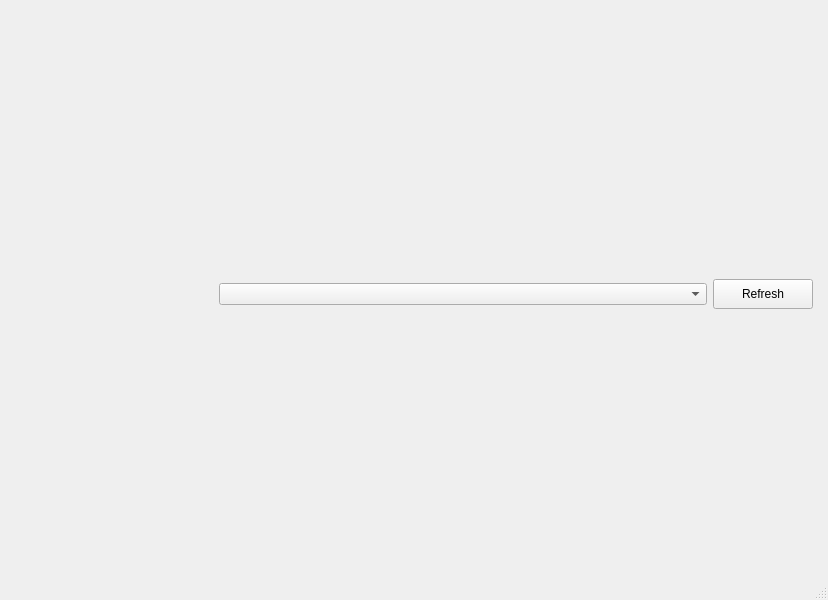
bitcoin-core/HWI, file hwilib/ui/mainwindow.ui: the form before one commit.
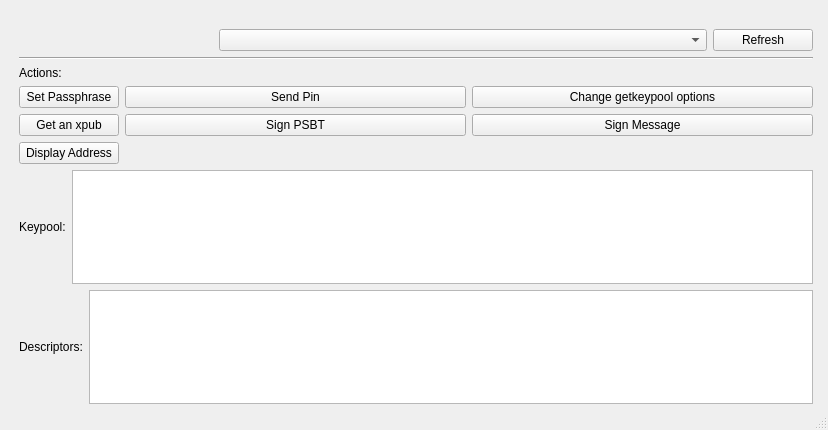
The form after the commit.

Commit message:
Add action buttons and keypool and descriptor display boxes
Just adds the buttons to the UI, they don't do anything.

What changed in the file:
```diff
--- a/hwilib/ui/mainwindow.ui
+++ b/hwilib/ui/mainwindow.ui
@@ -7,7 +7,7 @@
     <x>0</x>
     <y>0</y>
     <width>828</width>
-    <height>600</height>
+    <height>430</height>
    </rect>
   </property>
   <property name="windowTitle">
@@ -20,7 +20,7 @@
       <x>19</x>
       <y>29</y>
       <width>794</width>
-      <height>531</height>
+      <height>375</height>
      </rect>
     </property>
     <layout class="QVBoxLayout" name="verticalLayout">
@@ -79,6 +79,124 @@
        </item>
       </layout>
      </item>
+     <item>
+      <widget class="Line" name="line">
+       <property name="orientation">
+        <enum>Qt::Horizontal</enum>
+       </property>
+      </widget>
+     </item>
+     <item>
+      <layout class="QGridLayout" name="gridLayout">
+       <item row="1" column="1">
+        <widget class="QPushButton" name="sendpin_button">
+         <property name="text">
+          <string>Send Pin</string>
+         </property>
+        </widget>
+       </item>
+       <item row="1" column="0">
+        <widget class="QPushButton" name="setpass_button">
+         <property name="text">
+          <string>Set Passphrase</string>
+         </property>
+        </widget>
+       </item>
+       <item row="2" column="1">
+        <widget class="QPushButton" name="signtx_button">
+         <property name="text">
+          <string>Sign PSBT</string>
+         </property>
+        </widget>
+       </item>
+       <item row="2" column="0">
+        <widget class="QPushButton" name="getxpub_button">
+         <property name="text">
+          <string>Get an xpub</string>
+         </property>
+        </widget>
+       </item>
+       <item row="2" column="2">
+        <widget class="QPushButton" name="signmsg_button">
+         <property name="text">
+          <string>Sign Message</string>
+         </property>
+        </widget>
+       </item>
+       <item row="0" column="0">
+        <widget class="QLabel" name="actions_label">
+         <property name="sizePolicy">
+          <sizepolicy hsizetype="Preferred" vsizetype="Maximum">
+           <horstretch>0</horstretch>
+           <verstretch>0</verstretch>
+          </sizepolicy>
+         </property>
+         <property name="maximumSize">
+          <size>
+           <width>100</width>
+           <height>20</height>
+          </size>
+         </property>
+         <property name="text">
+          <string>Actions:</string>
+         </property>
+        </widget>
+       </item>
+       <item row="1" column="2">
+        <widget class="QPushButton" name="getkeypool_opts_button">
+         <property name="toolTip">
+          <string>Change the options used for getkeypool</string>
+         </property>
+         <property name="text">
+          <string>Change getkeypool options</string>
+         </property>
+        </widget>
+       </item>
+       <item row="3" column="0">
+        <widget class="QPushButton" name="display_addr_button">
+         <property name="text">
+          <string>Display Address</string>
+         </property>
+        </widget>
+       </item>
+      </layout>
+     </item>
+     <item>
+      <layout class="QHBoxLayout" name="horizontalLayout_2">
+       <item>
+        <widget class="QLabel" name="keypool_label">
+         <property name="text">
+          <string>Keypool:</string>
+         </property>
+        </widget>
+       </item>
+       <item>
+        <widget class="QPlainTextEdit" name="keypool_textedit">
+         <property name="readOnly">
+          <bool>true</bool>
+         </property>
+        </widget>
+       </item>
+      </layout>
+     </item>
+     <item>
+      <layout class="QHBoxLayout" name="horizontalLayout_3">
+       <item>
+        <widget class="QLabel" name="desc_label">
+         <property name="text">
+          <string>Descriptors:</string>
+         </property>
+        </widget>
+       </item>
+       <item>
+        <widget class="QPlainTextEdit" name="desc_textedit">
+         <property name="readOnly">
+          <bool>true</bool>
+         </property>
+        </widget>
+       </item>
+      </layout>
+     </item>
     </layout>
    </widget>
   </widget>
```
